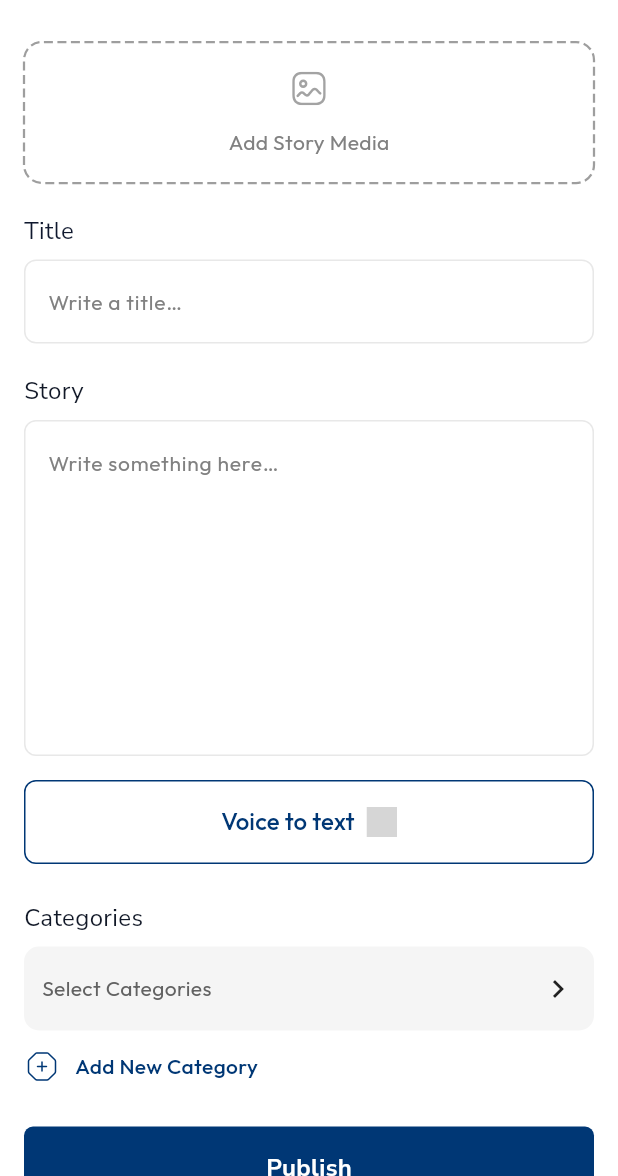
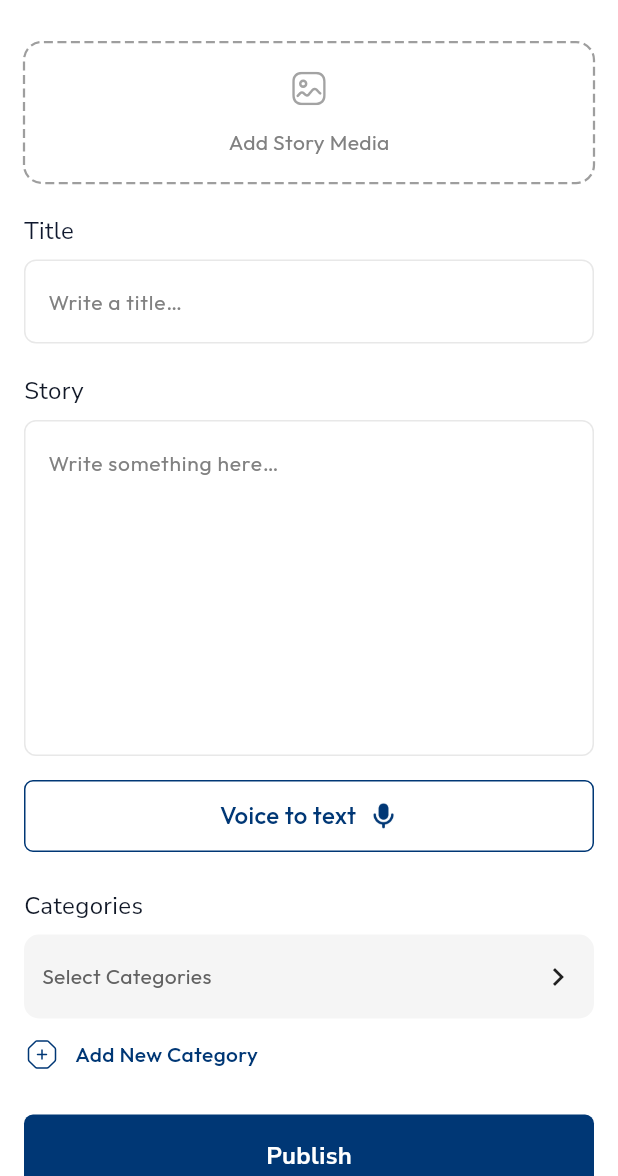
Before and after one commit to terabitdev/Storifuel, a Flutter app: the CreateStoryScreen screen opened by its route, on a phone screen of 412 x 824 dp, the part 60-1236 px from its top. Run offline on Flutter 3.47's test engine with Material 3 defaults, Android fonts, the phone set to English and light mode, and no system bars; drawn by our look-alikes of dotted_border, toastification; our stand-ins replace firebase_core, flutter_svg, google_fonts; accounts and stored records are empty; project files that could hold a hidden picture were left out; grey boxes are pictures that could not be loaded.

Commit message:
Changes made

```diff
--- a/lib/core/constants/app_images.dart
+++ b/lib/core/constants/app_images.dart
@@ -27,7 +27,7 @@ class AppImages {
   static const String trashIcon = 'assets/icons/trash.svg';
   static const String deleteIcon = 'assets/icons/delete.svg';
   static const String uploadIcon = 'assets/icons/upload.svg';
-  static const String voiceIcon = 'assets/icons/voice.svg';
+  static const String voiceIcon = 'assets/images/voice.png';
   static const String octagonPlusIcon = 'assets/icons/octagon-plus.svg';
   static const String drawerIcon = 'assets/icons/drawer.svg';
   static const String arrowIcon = 'assets/images/arrow.png';
--- a/lib/core/theme/app_fonts.dart
+++ b/lib/core/theme/app_fonts.dart
@@ -109,3 +109,8 @@ final TextStyle nunito14w600 = GoogleFonts.nunitoSans(
   fontWeight: FontWeight.w600,
   color: Color(0xFF151515),
 );
+final TextStyle nunito12w400 = GoogleFonts.nunitoSans(
+  fontSize: 12,
+  fontWeight: FontWeight.w400,
+  color: Color(0xFF151515),
+);
--- a/lib/view/auth/forgot_password.dart
+++ b/lib/view/auth/forgot_password.dart
@@ -29,7 +29,7 @@ class ForgotPasswordScreen extends StatelessWidget {
               const SizedBox(height: 20),
               Text('Please enter your email, we will send you',style: nunitoSans16w400),
               Text('a link to reset your password',style: nunitoSans16w400),
-              Spacer(),
+              const Spacer(),
               RoundButton(text: "Send Link", onPressed: () {
                 Navigator.pushNamed(context, '/check-email');
               }),
--- a/lib/view/favourite/favourite_screen.dart
+++ b/lib/view/favourite/favourite_screen.dart
@@ -103,7 +103,6 @@ class FavouriteScreen extends StatelessWidget {
             AppImages.nonFavIcon,
             width: 80,
             height: 80,
-            color: Colors.grey[400],
           ),
           const SizedBox(height: 16),
           Text(
--- a/lib/view/profile/profile_screen.dart
+++ b/lib/view/profile/profile_screen.dart
@@ -11,10 +11,10 @@ class ProfileScreen extends StatelessWidget {
     return Scaffold(
       resizeToAvoidBottomInset: true,
       appBar: AppBar(
+        scrolledUnderElevation: 0,
         automaticallyImplyLeading: false, // removes back arrow
         elevation: 0,
         centerTitle: true,
-        backgroundColor: Colors.white,
         title: Text(
           "Edit Profile",
           style: nunitoSans18w700,
@@ -51,6 +51,7 @@ class ProfileScreen extends StatelessWidget {
               ProfileCustomTextField(label: "Email", hint: "Enter your email"),
               const SizedBox(height: 140),
               RoundButton(text: "Save", onPressed: () {})
+
             ],
           ),
         ),
--- a/lib/widgets/common/share_button.dart
+++ b/lib/widgets/common/share_button.dart
@@ -34,7 +34,6 @@ class ShareButton extends StatelessWidget {
               AppImages.shareIcon,
               height: 20,
               width: 20,
-              color: Colors.white,
             ),
           ],
         ),
--- a/lib/widgets/story/voice_button.dart
+++ b/lib/widgets/story/voice_button.dart
@@ -1,5 +1,4 @@
 import 'package:flutter/material.dart';
-import 'package:flutter_svg/flutter_svg.dart';
 import 'package:storifuel/core/constants/app_colors.dart';
 import 'package:storifuel/core/constants/app_images.dart';
 import 'package:storifuel/core/theme/app_fonts.dart';
@@ -11,20 +10,19 @@ class VoiceButton extends StatelessWidget {
   @override
   Widget build(BuildContext context) {
     return SizedBox(
-      height: 56,
-      width: double.infinity,
-      child: OutlinedButton(
-        onPressed: onPressed,
-        style: OutlinedButton.styleFrom(
-          side: BorderSide(color: secondaryColor),
-          shape: RoundedRectangleBorder(borderRadius: BorderRadius.circular(8)),
+      height: 48,
+      child: Container(
+        decoration: BoxDecoration(
+          color: primaryColor,
+          borderRadius: BorderRadius.circular(6),
+          border: Border.all(color: secondaryColor, width: 1)
         ),
         child: Row(
           mainAxisAlignment: MainAxisAlignment.center,
           children: [
             Text('Voice to text', style: outfit16w500.copyWith(color: secondaryColor)),
             const SizedBox(width: 8),
-            SvgPicture.asset(AppImages.voiceIcon, width: 20, height: 20),
+            Image.asset(AppImages.voiceIcon, width: 20, height: 20),
           ],
         ),
       ),
--- a/pubspec.yaml
+++ b/pubspec.yaml
@@ -38,6 +38,10 @@ dependencies:
   flutter_svg: ^2.2.0
   provider: ^6.1.5+1
   dotted_border: ^3.1.0
+  firebase_auth: ^6.0.1
+  firebase_core: ^4.0.0
+  cloud_firestore: ^6.0.0
+  toastification: ^3.0.3
 
 dev_dependencies:
   flutter_test:
```
Also changed, not shown: lib/core/utils/toast.dart (added, +83 -0 lines), lib/main.dart (+11 -2 lines), assets/images/voice.png (added), firebase.json (added), lib/firebase_options.dart (added), pubspec.lock, 6 other files.
